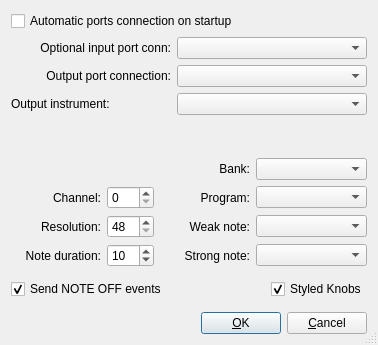
First picture: the form in src/kmetropreferencesbase.ui, repository pedrolcl/kmetronome, before the edit.
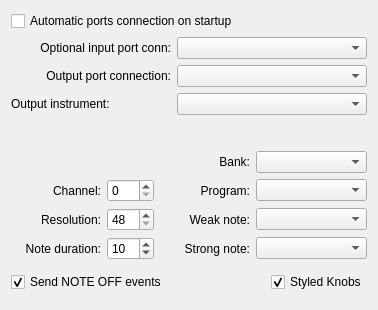
Second picture: the form after the edit. Custom widgets are drawn as their Qt base class.

Commit message: * Pattern editor layout * KDialogs

Diff of the .ui file:
```diff
--- a/src/kmetropreferencesbase.ui
+++ b/src/kmetropreferencesbase.ui
@@ -21,21 +21,15 @@
 MA 02110-1301, USA
 </comment>
  <class>KMetroPreferencesBase</class>
- <widget class="QDialog" name="KMetroPreferencesBase">
+ <widget class="QWidget" name="KMetroPreferencesBase">
   <property name="geometry">
    <rect>
     <x>0</x>
     <y>0</y>
     <width>378</width>
-    <height>345</height>
+    <height>310</height>
    </rect>
   </property>
-  <property name="windowTitle">
-   <string>Preferences</string>
-  </property>
-  <property name="sizeGripEnabled">
-   <bool>true</bool>
-  </property>
   <layout class="QVBoxLayout" name="verticalLayout">
    <item>
     <widget class="QCheckBox" name="m_autoconn">
@@ -423,61 +417,6 @@
      </item>
     </layout>
    </item>
-   <item>
-    <layout class="QHBoxLayout">
-     <property name="spacing">
-      <number>6</number>
-     </property>
-     <property name="margin">
-      <number>0</number>
-     </property>
-     <item>
-      <spacer name="Horizontal Spacing2">
-       <property name="orientation">
-        <enum>Qt::Horizontal</enum>
-       </property>
-       <property name="sizeType">
-        <enum>QSizePolicy::Expanding</enum>
-       </property>
-       <property name="sizeHint" stdset="0">
-        <size>
-         <width>20</width>
-         <height>20</height>
-        </size>
-       </property>
-      </spacer>
-     </item>
-     <item>
-      <widget class="QPushButton" name="m_buttonOk">
-       <property name="text">
-        <string>&amp;OK</string>
-       </property>
-       <property name="shortcut">
-        <string/>
-       </property>
-       <property name="autoDefault">
-        <bool>true</bool>
-       </property>
-       <property name="default">
-        <bool>true</bool>
-       </property>
-      </widget>
-     </item>
-     <item>
-      <widget class="QPushButton" name="m_buttonCancel">
-       <property name="text">
-        <string>&amp;Cancel</string>
-       </property>
-       <property name="shortcut">
-        <string/>
-       </property>
-       <property name="autoDefault">
-        <bool>true</bool>
-       </property>
-      </widget>
-     </item>
-    </layout>
-   </item>
   </layout>
  </widget>
  <layoutdefault spacing="6" margin="11"/>
```
Left out of the diff: 34 changed lines with no effect on the pictures. The commit also changes 5 other files.
